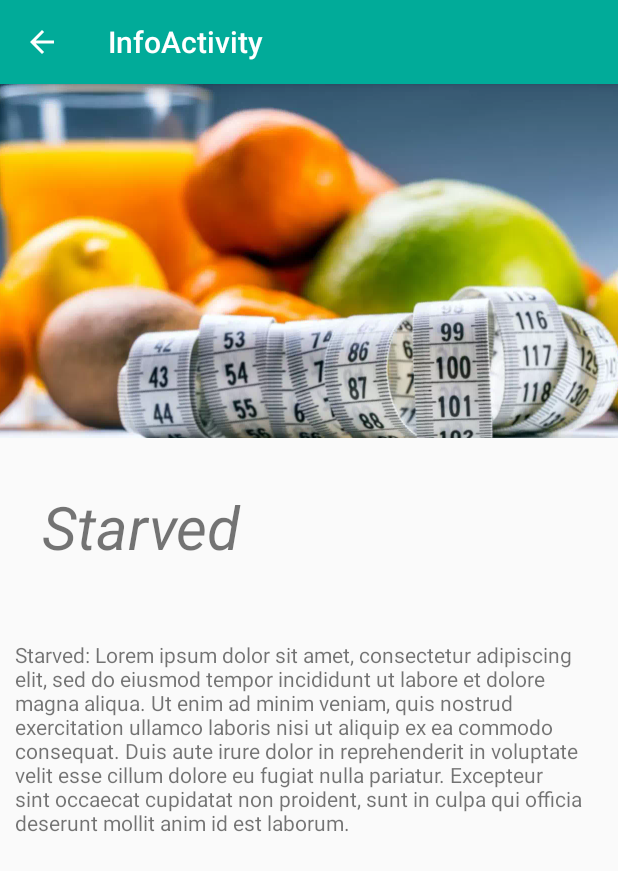
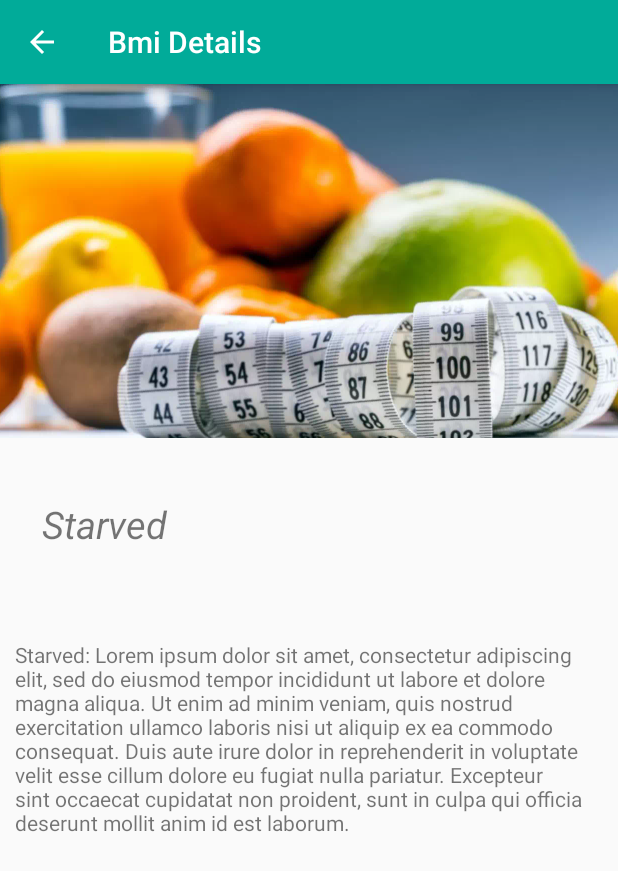
Before and after one commit to borysewicz/bmi-app, an Android app: the InfoActivity screen opened directly, with no data from a screen before it, on a phone screen of 412 x 824 dp. Shown: the top 871 px of the screen. Run offline under Robolectric (Android 15) with nearby library versions, the phone set to English and light mode, and no system bars.

Commit message:
Small tweaks to infoActivity

```diff
--- a/app/src/main/res/layout/activity_info.xml
+++ b/app/src/main/res/layout/activity_info.xml
@@ -5,7 +5,9 @@
         xmlns:tools="http://schemas.android.com/tools"
         android:layout_width="match_parent"
         android:layout_height="match_parent"
-        tools:context=".InfoActivity">
+        tools:context=".InfoActivity"
+        android:label="Info">
+
 
     <com.google.android.material.appbar.AppBarLayout
             android:layout_height="wrap_content"
--- a/app/src/main/res/layout/content_info.xml
+++ b/app/src/main/res/layout/content_info.xml
@@ -23,9 +23,10 @@
             android:layout_height="wrap_content" android:id="@+id/bmi_info_bmiCategoryTV"
             android:layout_marginTop="@dimen/bmi_catTVMarginTop"
             android:layout_below="@+id/bmi_info_image" android:layout_toEndOf="@+id/bmi_info_bmiTV"
-            android:layout_marginStart="@dimen/bmi_catTVMarginStart" android:textSize="40sp"
+            android:layout_marginStart="@dimen/bmi_catTVMarginStart" android:textSize="25sp"
             android:textStyle="italic" android:textAllCaps="false"
-            android:layout_alignParentEnd="true" android:layout_marginEnd="@dimen/bmi_catTVMarginEnd"/>
+            android:layout_alignParentEnd="true" android:layout_marginEnd="@dimen/bmi_catTVMarginEnd"
+            android:textAlignment="textStart"/>
     <TextView
             android:layout_width="@dimen/bmi_info_DescriptionWidth"
             android:layout_height="@dimen/bmi_info_descriptionHeight" android:id="@+id/bmi_info_descriptionTV"
--- a/app/src/main/res/values/dimens.xml
+++ b/app/src/main/res/values/dimens.xml
@@ -13,7 +13,7 @@
     <dimen name="bmi_about_imageHeight">192dp</dimen>
     <dimen name="bmi_info_bmiTVTopMargin">26dp</dimen>
     <dimen name="bmi_CatTVWdith">212dp</dimen>
-    <dimen name="bmi_catTVMarginTop">32dp</dimen>
+    <dimen name="bmi_catTVMarginTop">40dp</dimen>
     <dimen name="bmi_catTVMarginStart">28dp</dimen>
     <dimen name="bmi_catTVMarginEnd">8dp</dimen>
     <dimen name="bmi_info_DescriptionWidth">390dp</dimen>
--- a/app/src/main/res/values/strings.xml
+++ b/app/src/main/res/values/strings.xml
@@ -25,7 +25,7 @@
     </string>
     <string name="author_activity_about">Author:Michał Borysiuk\n
     </string>
-    <string name="title_activity_info">InfoActivity</string>
+    <string name="title_activity_info">Bmi Details</string>
     <string name="bmi_bmi_value">bmi_value</string>
     <string name="bmi_main_infoBtnVisibility">info_button_visibility</string>
     <string name="bmi_main_heightHint">Enter your height</string>
```
